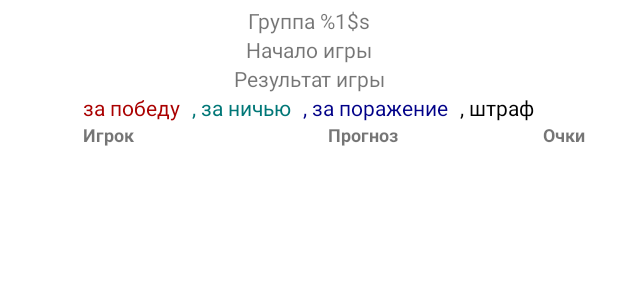
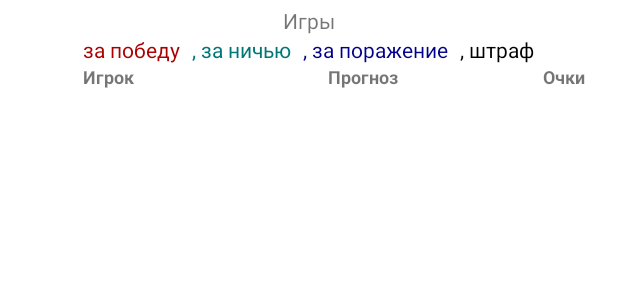
Before and after one commit to YurijM/tote-test-coroutines, an Android app: the layout item_prognosis.xml on its own in the app's theme, with its tools: preview values and no code run, on a phone screen of 412 x 824 dp. Shown: the top 300 px of the screen. Run offline under Robolectric (Android 15) with nearby library versions, the phone set to English and light mode, and no system bars.

Commit message:
Страница "Прогноз": создание адаптера

```diff
--- /dev/null
+++ b/app/src/main/java/com/example/tote_test/models/GameStakesModel.kt
@@ -0,0 +1,6 @@
+package com.example.tote_test.models
+
+data class GameStakesModel(
+    val game: String = "",
+    val stakes: List<StakeModel>
+)
--- a/app/src/main/java/com/example/tote_test/ui/tabs/prognosis/PrognosisViewModel.kt
+++ b/app/src/main/java/com/example/tote_test/ui/tabs/prognosis/PrognosisViewModel.kt
@@ -5,4 +5,5 @@ import com.example.tote_test.utils.REPOSITORY
 
 class PrognosisViewModel: ViewModel() {
     val prognosis = REPOSITORY.prognosis
+    val gamblers = REPOSITORY.gamblers
 }
--- a/app/src/main/res/layout/item_prognosis.xml
+++ b/app/src/main/res/layout/item_prognosis.xml
@@ -6,33 +6,14 @@
     android:layout_height="match_parent">
 
     <TextView
-        android:id="@+id/itemPrognosisGroup"
+        android:id="@+id/itemPrognosisGame"
         android:layout_width="wrap_content"
         android:layout_height="wrap_content"
         android:layout_marginTop="@dimen/margin_sm"
         app:layout_constraintEnd_toEndOf="parent"
         app:layout_constraintStart_toStartOf="parent"
         app:layout_constraintTop_toTopOf="parent"
-        tools:text="@string/group" />
-
-    <TextView
-        android:id="@+id/itemPrognosisStart"
-        android:layout_width="wrap_content"
-        android:layout_height="wrap_content"
-        app:layout_constraintEnd_toEndOf="parent"
-        app:layout_constraintStart_toStartOf="parent"
-        app:layout_constraintTop_toBottomOf="@id/itemPrognosisGroup"
-        tools:text="Начало игры" />
-
-    <TextView
-        android:id="@+id/itemPrognosisResult"
-        android:layout_width="match_parent"
-        android:layout_height="wrap_content"
-        android:gravity="center_horizontal"
-        app:layout_constraintEnd_toEndOf="parent"
-        app:layout_constraintStart_toStartOf="parent"
-        app:layout_constraintTop_toBottomOf="@id/itemPrognosisStart"
-        tools:text="Результат игры" />
+        tools:text="@string/games" />
 
     <LinearLayout
         android:id="@+id/itemPrognosisCoefficients"
@@ -42,7 +23,7 @@
         android:orientation="horizontal"
         app:layout_constraintEnd_toEndOf="parent"
         app:layout_constraintStart_toStartOf="parent"
-        app:layout_constraintTop_toBottomOf="@id/itemPrognosisResult">
+        app:layout_constraintTop_toBottomOf="@id/itemPrognosisGame">
 
         <TextView
             android:id="@+id/itemPrognosisCoefficientForWin"
```
Also changed, not shown: app/src/main/java/com/example/tote_test/ui/tabs/prognosis/PrognosisAdapter.kt (added, +36 -0 lines), app/src/main/java/com/example/tote_test/ui/tabs/prognosis/PrognosisFragment.kt (+28 -4 lines).
